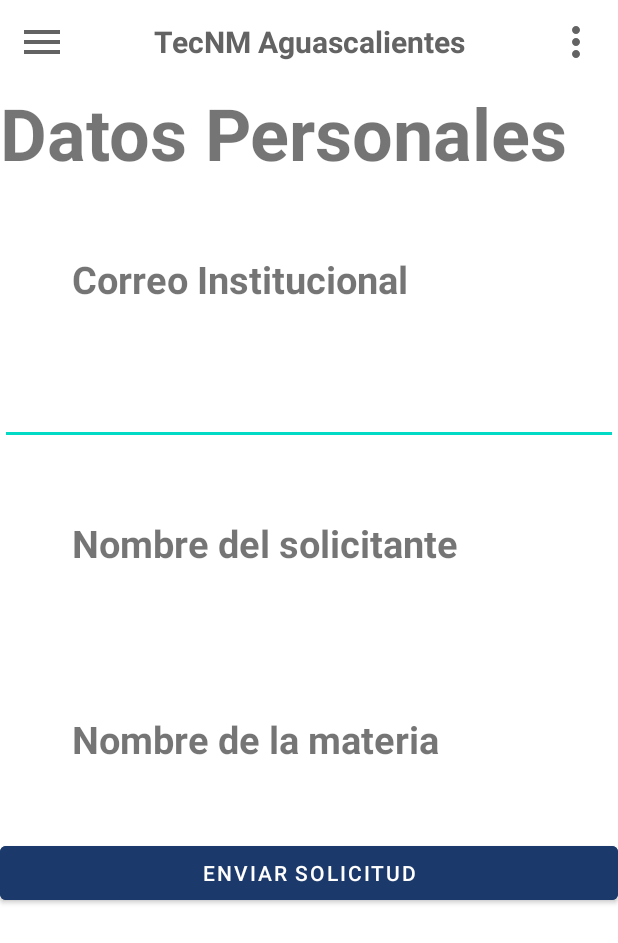
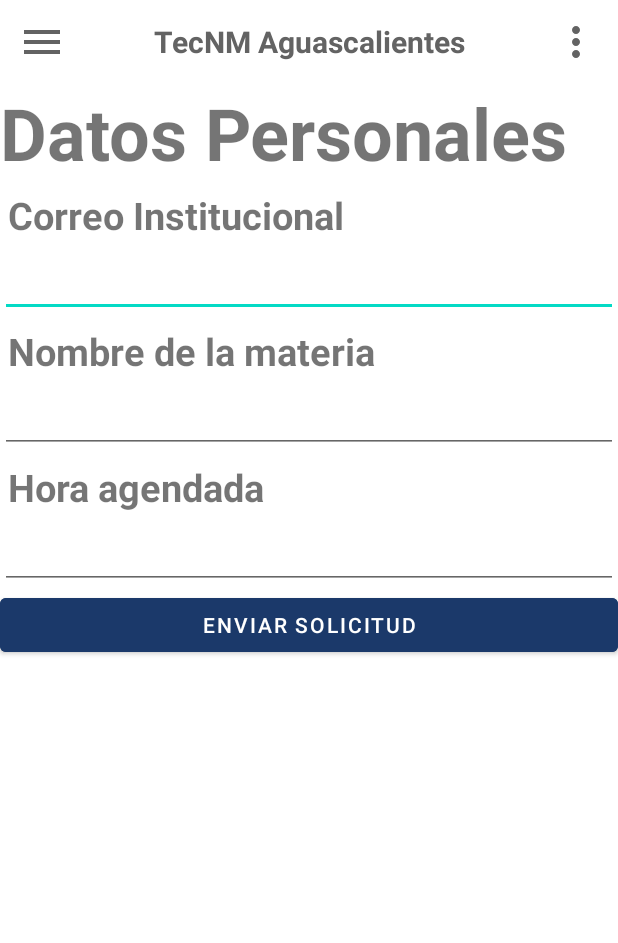
Before and after one commit to Rebickz/ProyectoAsesoriasTecNM, an Android app: the CitaActivity screen opened directly, with no data from a screen before it, on a phone screen of 412 x 824 dp. Shown: the top 943 px of the screen. Run offline under Robolectric (Android 15) with nearby library versions, the phone set to English and light mode, and no system bars.

Commit message:
Agregando Cita Activity Funcional

```diff
--- a/app/src/main/java/com/example/proyectoasesoriastecnm/CitaActivity.java
+++ b/app/src/main/java/com/example/proyectoasesoriastecnm/CitaActivity.java
@@ -4,18 +4,35 @@ import androidx.appcompat.app.AppCompatActivity;
 import androidx.drawerlayout.widget.DrawerLayout;
 
 import android.os.Bundle;
+import android.widget.EditText;
+import android.widget.TextView;
 
 public class CitaActivity extends AppCompatActivity {
 
     DrawerLayout drawerLayout;
+
+    private EditText tv1;
+    private EditText materiA;
+    private EditText EditHora;
 
     @Override
     protected void onCreate(Bundle savedInstanceState) {
         super.onCreate(savedInstanceState);
         setContentView(R.layout.activity_cita);
 
+        drawerLayout = findViewById(R.id.drawer_layout);
 
-        drawerLayout = findViewById(R.id.drawer_layout);
+        tv1 = (EditText) findViewById(R.id.EditTextV1);
+         String dato = getIntent().getStringExtra("dato");
+         tv1.setText(dato);
+
+         materiA = (EditText) findViewById(R.id.EditTextMateria);
+        String materia = getIntent().getStringExtra("materia");
+        materiA.setText(materia);
+
+        EditHora = (EditText) findViewById(R.id.EditTextHora);
+        String horaAgendada = getIntent().getStringExtra("horaAgendada");
+        EditHora.setText(horaAgendada);
 
     }
 }
--- a/app/src/main/java/com/example/proyectoasesoriastecnm/MateriasActivity.java
+++ b/app/src/main/java/com/example/proyectoasesoriastecnm/MateriasActivity.java
@@ -5,6 +5,7 @@ import androidx.annotation.Nullable;
 import androidx.appcompat.app.AppCompatActivity;
 import androidx.drawerlayout.widget.DrawerLayout;
 
+import android.content.Intent;
 import android.os.Bundle;
 import android.util.Log;
 import android.view.View;
@@ -12,6 +13,8 @@ import android.widget.ArrayAdapter;
 import android.widget.ListView;
 import android.widget.Toast;
 
+import com.google.firebase.auth.FirebaseAuth;
+import com.google.firebase.auth.FirebaseUser;
 import com.google.firebase.database.ChildEventListener;
 import com.google.firebase.database.DataSnapshot;
 import com.google.firebase.database.DatabaseError;
@@ -34,6 +37,8 @@ public class MateriasActivity extends AppCompatActivity {
     FirebaseDatabase database;
     DatabaseReference mref;
     Materia materia;
+
+    private FirebaseUser user;
 
     String z;
 
@@ -61,9 +66,12 @@ public class MateriasActivity extends AppCompatActivity {
                 {
                     materia = ds.getValue(Materia.class);
                     myArrayList.add(materia.getNombre().toString());
+                    myArrayList.add(materia.getCarrera().toString());
                 }
 
                 myListView.setAdapter(adapter);
+
+
             }
 
             @Override
@@ -124,13 +132,17 @@ public class MateriasActivity extends AppCompatActivity {
 
     public void ClickNombre_Materia(View view){
 
-        MenuActivity.redirectActivity(this, CitaActivity.class);
+        user = FirebaseAuth.getInstance().getCurrentUser();
+
+        Intent i = new Intent( this, CitaActivity.class);
+        i.putExtra("dato", user.getEmail());
+        i.putExtra("materia", materia.getNombre().toString());
+        i.putExtra("horaAgendada", materia.getHorario().toString());
+        //MenuActivity.redirectActivity(this, CitaActivity.class);
+
+        startActivity(i);
 
         //myArrayList.indexOf( materia.getNombre().toString());
 
-
-
-
-
     }
 }
--- a/app/src/main/res/layout/activity_cita.xml
+++ b/app/src/main/res/layout/activity_cita.xml
@@ -30,21 +30,13 @@
             android:text="Correo Institucional"
             android:textStyle="bold"
             android:textSize="25dp"
-            android:padding="@android:dimen/app_icon_size"/>
+            android:padding="5dp"/>
         <EditText
             android:layout_width="match_parent"
             android:layout_height="wrap_content"
             android:text=""
+            android:id="@+id/EditTextV1"
             />
-
-        <TextView
-            android:id="@+id/NombreDelSolicitante"
-            android:layout_width="match_parent"
-            android:layout_height="wrap_content"
-            android:text="Nombre del solicitante"
-            android:textStyle="bold"
-            android:textSize="25dp"
-            android:padding="@android:dimen/app_icon_size"/>
 
         <TextView
             android:id="@+id/NombreDeMateria"
@@ -53,8 +45,28 @@
             android:text="Nombre de la materia"
             android:textStyle="bold"
             android:textSize="25dp"
-            android:padding="@android:dimen/app_icon_size"/>
+            android:padding="5dp"/>
 
+        <EditText
+            android:layout_width="match_parent"
+            android:layout_height="wrap_content"
+            android:text=""
+            android:id="@+id/EditTextMateria"
+            />
+        <TextView
+            android:id="@+id/HoraAgendada"
+            android:layout_width="match_parent"
+            android:layout_height="wrap_content"
+            android:text="Hora agendada "
+            android:textStyle="bold"
+            android:textSize="25dp"
+            android:padding="5dp"/>
+        <EditText
+            android:layout_width="match_parent"
+            android:layout_height="wrap_content"
+            android:text=""
+            android:id="@+id/EditTextHora"
+            />
 
         <Button
             android:layout_width="match_parent"
```
